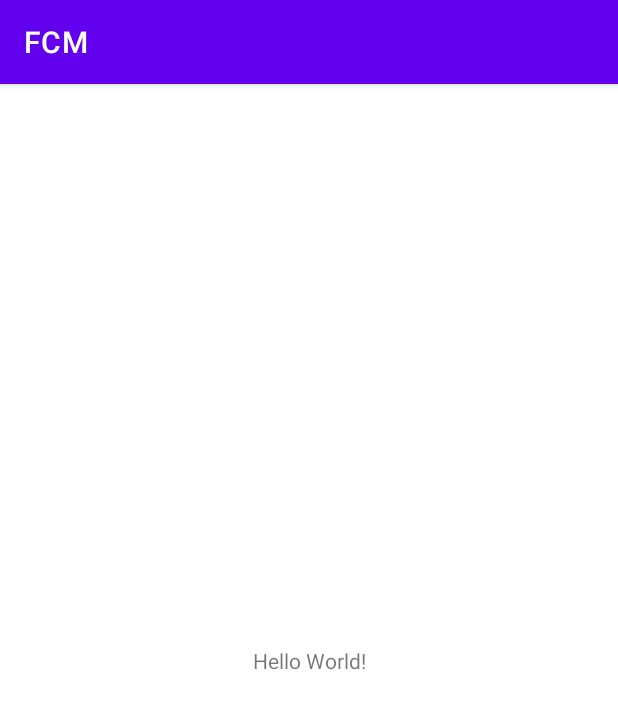
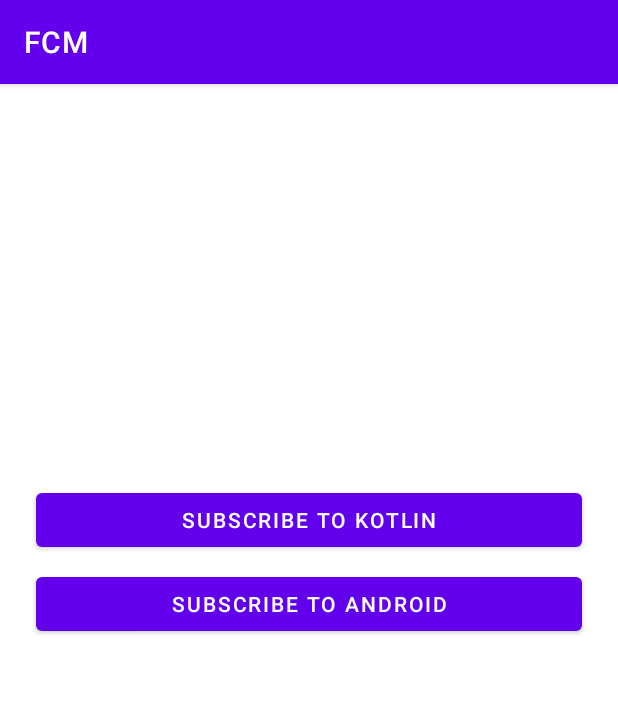
Before and after one commit to MarvinBlanca-LIGPH/FCM, an Android app: the screen it shows after launch (MainActivity), on a phone screen of 412 x 824 dp. Shown: the top 709 px of the screen. Run offline under Robolectric (Android 15) with nearby library versions, the phone set to English and light mode, and no system bars; our stand-ins replace data binding.

```diff
--- a/app/src/main/java/com/example/fcm/MainActivity.kt
+++ b/app/src/main/java/com/example/fcm/MainActivity.kt
@@ -2,10 +2,22 @@ package com.example.fcm
 
 import androidx.appcompat.app.AppCompatActivity
 import android.os.Bundle
+import androidx.databinding.DataBindingUtil
+import androidx.lifecycle.ViewModelProvider
+import com.example.fcm.databinding.ActivityMainBinding
 
 class MainActivity : AppCompatActivity() {
+    private lateinit var binding: ActivityMainBinding
+    private lateinit var viewModel: MainViewModel
+
     override fun onCreate(savedInstanceState: Bundle?) {
         super.onCreate(savedInstanceState)
-        setContentView(R.layout.activity_main)
+        binding = DataBindingUtil.setContentView(this, R.layout.activity_main)
+
+        val factory = MainViewModelFactory(this)
+        viewModel = ViewModelProvider(this, factory).get(MainViewModel::class.java)
+
+        binding.mainViewModel = viewModel
+        binding.lifecycleOwner = this
     }
 }
--- /dev/null
+++ b/app/src/main/java/com/example/fcm/MainViewModel.kt
@@ -0,0 +1,84 @@
+package com.example.fcm
+
+import android.widget.Toast
+import androidx.lifecycle.*
+import com.google.android.gms.tasks.OnCompleteListener
+import com.google.firebase.ktx.Firebase
+import com.google.firebase.messaging.FirebaseMessaging
+import com.google.firebase.messaging.ktx.messaging
+
+class MainViewModel(
+    private val activity: MainActivity
+) : ViewModel() {
+    private val _kotlinText = MutableLiveData<String>()
+    val kotlinText
+        get() = _kotlinText
+    private val _androidText = MutableLiveData<String>()
+    val androidText
+        get() = _androidText
+    private var isSubKotlin = false
+    private var isSubAndroid = false
+
+    init {
+        _kotlinText.value = activity.resources.getString(R.string.topic_kotlin)
+        _androidText.value = activity.resources.getString(R.string.topic_android)
+
+        FirebaseMessaging.getInstance().token.addOnCompleteListener(OnCompleteListener { task ->
+            if (!task.isSuccessful) {
+                println("Fetching FCM registration token failed ${task.exception}")
+                return@OnCompleteListener
+            }
+
+            val token = task.result
+            println("Token: $token")
+        })
+    }
+
+    fun subscribeKotlin() {
+        if (!isSubKotlin) {
+            subscribeTo("kotlin")
+            _kotlinText.value = activity.resources.getString(R.string.unsubscribe_kotlin)
+            isSubKotlin = true
+        } else {
+            unsubscribeTo("kotlin")
+            _kotlinText.value = activity.resources.getString(R.string.topic_kotlin)
+            isSubKotlin = false
+        }
+    }
+
+    fun subscribeAndroid() {
+        if (!isSubAndroid) {
+            subscribeTo("android")
+            _androidText.value = activity.resources.getString(R.string.unsubscribe_android)
+            isSubAndroid = true
+        } else {
+            unsubscribeTo("android")
+            _androidText.value = activity.resources.getString(R.string.topic_android)
+            isSubAndroid = false
+        }
+    }
+
+    private fun subscribeTo(topic: String) {
+        Firebase.messaging.subscribeToTopic(topic)
+            .addOnCompleteListener { task ->
+                var msg = activity.resources.getString(R.string.msg_subscribed)
+
+                if (!task.isSuccessful) {
+                    msg = activity.resources.getString(R.string.msg_subscribe_failed)
+                }
+                Toast.makeText(activity, msg, Toast.LENGTH_SHORT).show()
+            }
+    }
+
+    private fun unsubscribeTo(topic: String) {
+        Firebase.messaging.unsubscribeFromTopic(topic)
+            .addOnCompleteListener { task ->
+                var msg = activity.resources.getString(R.string.msg_unsubscribed)
+
+                if (!task.isSuccessful) {
+                    msg = activity.resources.getString(R.string.msg_unsubscribe_failed)
+                }
+                Toast.makeText(activity, msg, Toast.LENGTH_SHORT).show()
+            }
+    }
+}
--- /dev/null
+++ b/app/src/main/java/com/example/fcm/MainViewModelFactory.kt
@@ -0,0 +1,15 @@
+package com.example.fcm
+
+import androidx.lifecycle.*
+
+class MainViewModelFactory(
+    private val activity: MainActivity
+) : ViewModelProvider.Factory {
+    @Suppress("unchecked_cast")
+    override fun <T : ViewModel?> create(modelClass: Class<T>): T {
+        if (modelClass.isAssignableFrom(MainViewModel::class.java))
+            return MainViewModel(activity) as T
+
+        throw IllegalArgumentException("Unknown ViewModel Class")
+    }
+}
--- a/app/src/main/res/layout/activity_main.xml
+++ b/app/src/main/res/layout/activity_main.xml
@@ -1,18 +1,42 @@
 <?xml version="1.0" encoding="utf-8"?>
-<androidx.constraintlayout.widget.ConstraintLayout xmlns:android="http://schemas.android.com/apk/res/android"
+<layout xmlns:android="http://schemas.android.com/apk/res/android"
     xmlns:app="http://schemas.android.com/apk/res-auto"
-    xmlns:tools="http://schemas.android.com/tools"
+    xmlns:tools="http://schemas.android.com/tools">
+
+    <data>
+        <variable
+            name="mainViewModel"
+            type="com.example.fcm.MainViewModel" />
+    </data>
+
+    <androidx.constraintlayout.widget.ConstraintLayout
         android:layout_width="match_parent"
         android:layout_height="match_parent"
         tools:context=".MainActivity">
 
-    <TextView
-        android:layout_width="wrap_content"
+        <Button
+            android:id="@+id/kotlin_button"
+            android:layout_width="0dp"
             android:layout_height="wrap_content"
-        android:text="Hello World!"
+            android:layout_marginStart="24dp"
+            android:layout_marginEnd="24dp"
+            android:onClick="@{() -> mainViewModel.subscribeKotlin()}"
+            android:text="@{mainViewModel.kotlinText}"
             app:layout_constraintBottom_toBottomOf="parent"
-        app:layout_constraintLeft_toLeftOf="parent"
-        app:layout_constraintRight_toRightOf="parent"
-        app:layout_constraintTop_toTopOf="parent" />
+            app:layout_constraintEnd_toEndOf="parent"
+            app:layout_constraintStart_toStartOf="parent"
+            app:layout_constraintTop_toTopOf="parent"
+            app:layout_constraintVertical_bias="0.37" />
 
+        <Button
+            android:id="@+id/android_button"
+            android:layout_width="0dp"
+            android:layout_height="wrap_content"
+            android:layout_marginTop="8dp"
+            android:onClick="@{() -> mainViewModel.subscribeAndroid()}"
+            android:text="@{mainViewModel.androidText}"
+            app:layout_constraintEnd_toEndOf="@+id/kotlin_button"
+            app:layout_constraintStart_toStartOf="@+id/kotlin_button"
+            app:layout_constraintTop_toBottomOf="@+id/kotlin_button" />
     </androidx.constraintlayout.widget.ConstraintLayout>
+</layout>
--- a/app/src/main/res/values/strings.xml
+++ b/app/src/main/res/values/strings.xml
@@ -1,3 +1,15 @@
 <resources>
     <string name="app_name">FCM</string>
+    <string name="topic_kotlin">Subscribe to Kotlin</string>
+    <string name="unsubscribe_kotlin">Unsubscribe to Kotlin</string>
+    <string name="topic_android">Subscribe to Android</string>
+    <string name="unsubscribe_android">Unsubscribe to Android</string>
+    <string name="msg_subscribed">Subscription Success</string>
+    <string name="msg_unsubscribed">Unsubscribed From Topic</string>
+    <string name="msg_subscribe_failed">Subscription Failed</string>
+    <string name="msg_unsubscribe_failed">Failed to unsubscribe Please try again</string>
+    <string name="channel_id">com.example.fcm</string>
+    <string name="channelName">FCM Service</string>
+    <string name="notification_title">Title</string>
+    <string name="notification_text">Text</string>
 </resources>
```
Also changed, not shown: app/build.gradle (+17 -0 lines), app/src/main/AndroidManifest.xml (+16 -0 lines), app/src/main/java/com/example/fcm/services/MyFirebaseMessagingService.kt (added, +75 -0 lines), app/src/main/res/drawable/ic_baseline_notifications_active_24.xml (added, +10 -0 lines), build.gradle (+5 -2 lines), 1 other file. Lines whose indentation alone changed are shown as unchanged.
